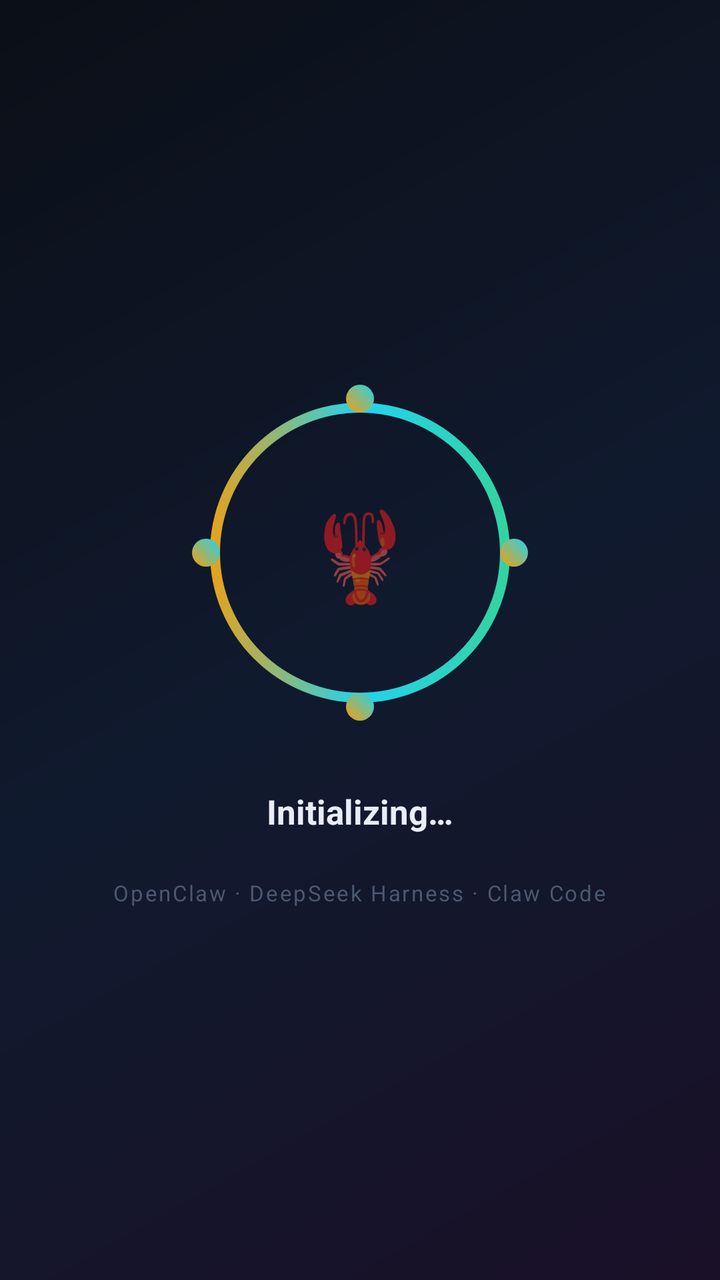
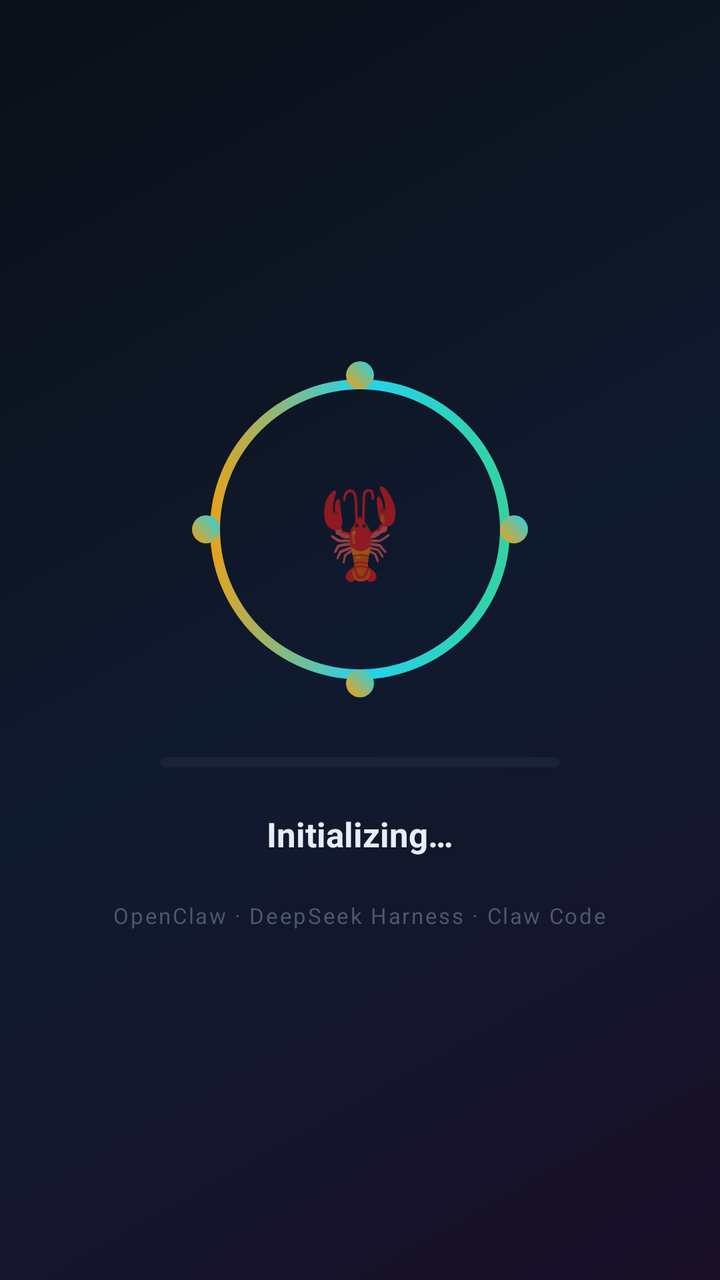

Two renders of the same Android screen: before a commit and after it. Below are the layout's source before the change and the commit's diff.
<!-- AndroidManifest.xml: application theme Theme.Mezchaju -->
<!-- res/layout/activity_main.xml -->
<?xml version="1.0" encoding="utf-8"?>
<FrameLayout xmlns:android="http://schemas.android.com/apk/res/android"
    android:layout_width="match_parent"
    android:layout_height="match_parent"
    android:background="@drawable/loading_bg_gradient">

    <WebView
        android:id="@+id/webView"
        android:layout_width="match_parent"
        android:layout_height="match_parent"
        android:visibility="gone" />

    <LinearLayout
        android:id="@+id/loadingOverlay"
        android:layout_width="match_parent"
        android:layout_height="match_parent"
        android:gravity="center"
        android:orientation="vertical"
        android:padding="32dp">

        
        <FrameLayout
            android:layout_width="180dp"
            android:layout_height="180dp"
            android:layout_gravity="center_horizontal">

            <ImageView
                android:id="@+id/loadingRing"
                android:layout_width="160dp"
                android:layout_height="160dp"
                android:layout_gravity="center"
                android:src="@drawable/loading_ring" />

            <TextView
                android:id="@+id/agentCore"
                android:layout_width="wrap_content"
                android:layout_height="wrap_content"
                android:layout_gravity="center"
                android:text="🦞"
                android:textSize="44sp" />

            <View
                android:id="@+id/dot1"
                android:layout_width="14dp"
                android:layout_height="14dp"
                android:layout_gravity="top|center_horizontal"
                android:layout_marginTop="6dp"
                android:background="@drawable/loading_dot" />

            <View
                android:id="@+id/dot2"
                android:layout_width="14dp"
                android:layout_height="14dp"
                android:layout_gravity="bottom|center_horizontal"
                android:layout_marginBottom="6dp"
                android:background="@drawable/loading_dot" />

            <View
                android:id="@+id/dot3"
                android:layout_width="14dp"
                android:layout_height="14dp"
                android:layout_gravity="center_vertical|left"
                android:layout_marginStart="6dp"
                android:background="@drawable/loading_dot" />

            <View
                android:id="@+id/dot4"
                android:layout_width="14dp"
                android:layout_height="14dp"
                android:layout_gravity="center_vertical|right"
                android:layout_marginEnd="6dp"
                android:background="@drawable/loading_dot" />
        </FrameLayout>

        <TextView
            android:id="@+id/statusText"
            android:layout_width="wrap_content"
            android:layout_height="wrap_content"
            android:layout_marginTop="28dp"
            android:text="@string/status_initializing"
            android:textColor="#E8EDF7"
            android:textSize="17sp"
            android:textStyle="bold"
            android:gravity="center" />

        <TextView
            android:id="@+id/statusDetail"
            android:layout_width="wrap_content"
            android:layout_height="wrap_content"
            android:layout_marginTop="10dp"
            android:textColor="#9AA7BD"
            android:textSize="13sp"
            android:gravity="center"
            android:visibility="gone" />

        <TextView
            android:layout_width="wrap_content"
            android:layout_height="wrap_content"
            android:layout_marginTop="22dp"
            android:text="OpenClaw · DeepSeek Harness · Claw Code"
            android:textColor="#4B5870"
            android:textSize="11sp"
            android:letterSpacing="0.08" />
    </LinearLayout>

</FrameLayout>
<!-- resources referenced by this layout -->
<resources>
  <!-- drawable loading_bg_gradient (drawable) -->
  <?xml version="1.0" encoding="utf-8"?>
  <shape xmlns:android="http://schemas.android.com/apk/res/android">
      <gradient
          android:angle="315"
          android:startColor="#0B0F17"
          android:centerColor="#101A2E"
          android:endColor="#1A1028" />
  </shape>
  <!-- drawable loading_dot (drawable) -->
  <?xml version="1.0" encoding="utf-8"?>
  <shape xmlns:android="http://schemas.android.com/apk/res/android"
      android:shape="oval">
      <gradient android:startColor="#F59E0B" android:endColor="#22D3EE" android:angle="45" />
  </shape>
  <!-- drawable loading_ring (drawable) -->
  <?xml version="1.0" encoding="utf-8"?>
  <layer-list xmlns:android="http://schemas.android.com/apk/res/android">
      <item>
          <shape android:shape="ring" android:innerRadius="70dp" android:thickness="3dp" android:useLevel="false">
              <solid android:color="#14203A" />
          </shape>
      </item>
      <item>
          <rotate
              android:fromDegrees="0"
              android:toDegrees="360"
              android:pivotX="50%"
              android:pivotY="50%"
              android:drawable="@drawable/loading_ring_arc" />
      </item>
  </layer-list>
  <string name="status_initializing">Initializing…</string>
  <style name="Theme.Mezchaju" parent="Theme.MaterialComponents.DayNight.NoActionBar">
          <item name="android:statusBarColor">#020617</item>
          <item name="android:navigationBarColor">#020617</item>
          <item name="android:windowBackground">#020617</item>
      </style>
  <!-- drawable loading_ring_arc (drawable) -->
  <?xml version="1.0" encoding="utf-8"?>
  <shape xmlns:android="http://schemas.android.com/apk/res/android"
      android:shape="ring"
      android:innerRadius="70dp"
      android:thickness="5dp"
      android:useLevel="false">
      <gradient
          android:startColor="#F59E0B"
          android:centerColor="#22D3EE"
          android:endColor="#34D399"
          android:angle="0" />
  </shape>
</resources>

<!-- the commit's change to res/layout/activity_main.xml (unified diff, before → after) -->
@@ -72,11 +72,21 @@
                 android:background="@drawable/loading_dot" />
         </FrameLayout>
 
+        <ProgressBar
+            android:id="@+id/loadingProgress"
+            style="?android:attr/progressBarStyleHorizontal"
+            android:layout_width="200dp"
+            android:layout_height="5dp"
+            android:layout_marginTop="24dp"
+            android:indeterminate="true"
+            android:indeterminateDrawable="@drawable/loading_progress"
+            android:layout_gravity="center_horizontal" />
+
         <TextView
             android:id="@+id/statusText"
             android:layout_width="wrap_content"
             android:layout_height="wrap_content"
-            android:layout_marginTop="28dp"
+            android:layout_marginTop="22dp"
             android:text="@string/status_initializing"
             android:textColor="#E8EDF7"
             android:textSize="17sp"
<!-- resource entries referenced after the edit -->
@@ -15,6 +15,28 @@
       android:shape="oval">
       <gradient android:startColor="#F59E0B" android:endColor="#22D3EE" android:angle="45" />
   </shape>
+  <!-- drawable loading_progress (drawable) -->
+  <?xml version="1.0" encoding="utf-8"?>
+  <layer-list xmlns:android="http://schemas.android.com/apk/res/android">
+      <item android:id="@android:id/background">
+          <shape>
+              <corners android:radius="4dp" />
+              <solid android:color="#1A2338" />
+          </shape>
+      </item>
+      <item android:id="@android:id/progress">
+          <clip>
+              <shape>
+                  <corners android:radius="4dp" />
+                  <gradient
+                      android:startColor="#FF7849"
+                      android:centerColor="#F43F5E"
+                      android:endColor="#A78BFA"
+                      android:angle="0" />
+              </shape>
+          </clip>
+      </item>
+  </layer-list>
   <!-- drawable loading_ring (drawable) -->
   <?xml version="1.0" encoding="utf-8"?>
   <layer-list xmlns:android="http://schemas.android.com/apk/res/android">
